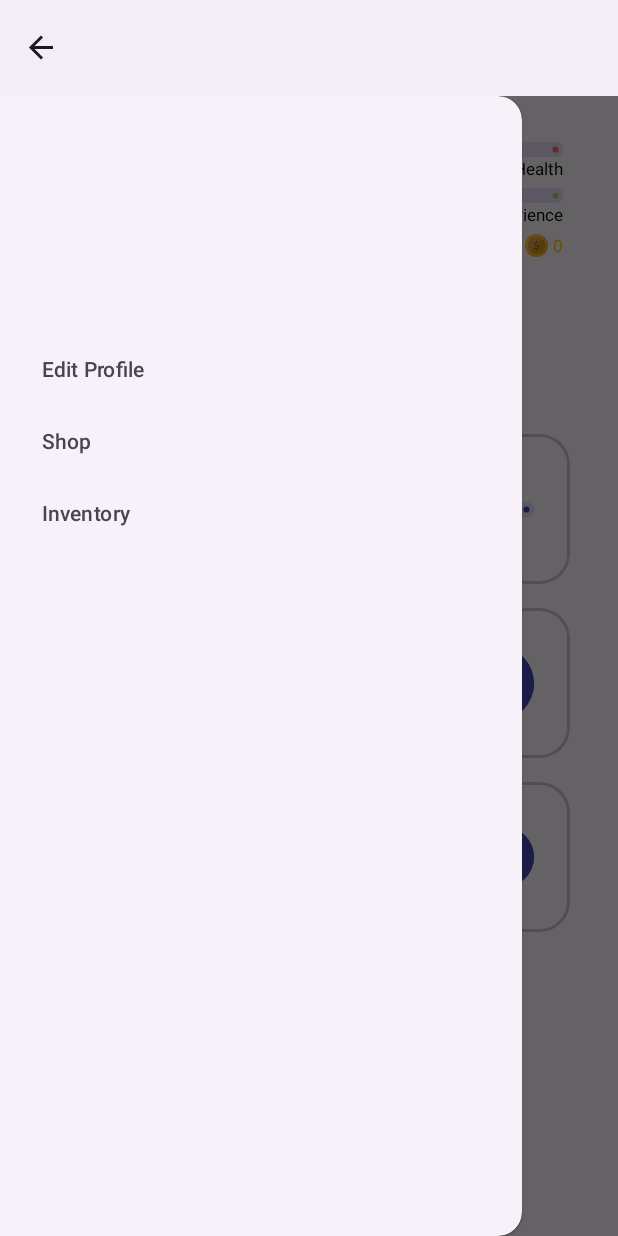
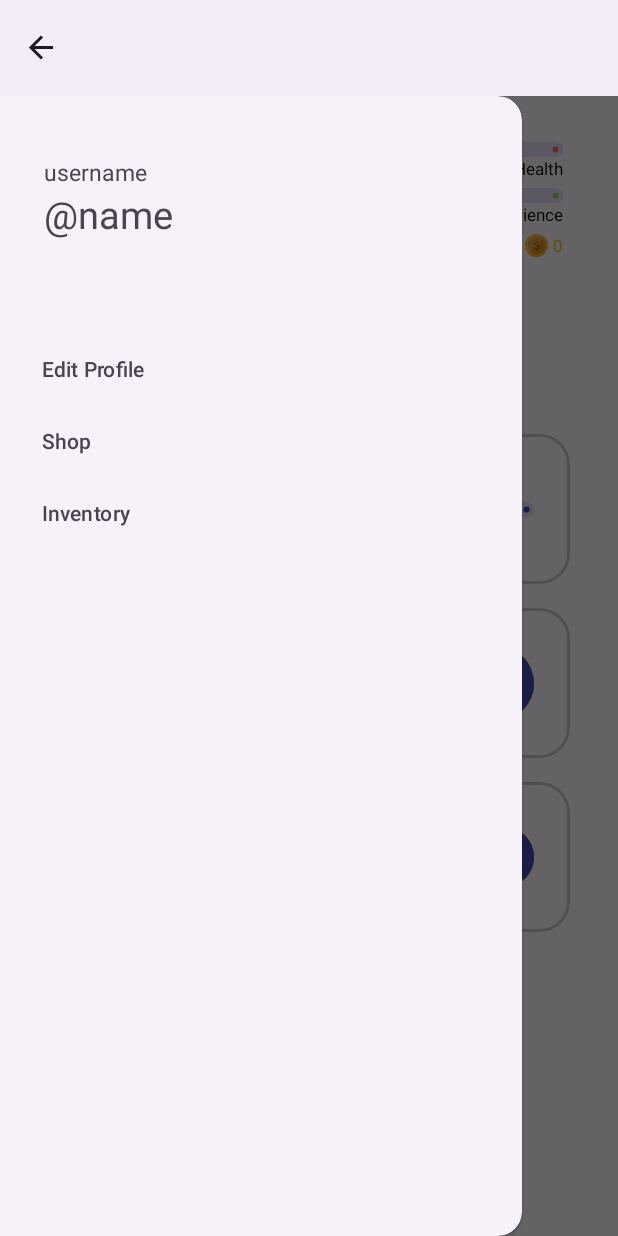
Before and after one commit to anh-tran2106/FitQuest, an Android app: the MainActivity screen opened directly, with no data from a screen before it, with the side drawer open, on a phone screen of 412 x 824 dp. Run offline under Robolectric (Android 15) with nearby library versions, the phone set to English and light mode, and no system bars; our stand-ins replace Firebase (no records; nobody signed in at launch, a user with empty details on screens opened directly); 2 statements that could not run were skipped.

Commit message:
update km and cal in stepScreen, add username in navigation header

```diff
--- a/app/src/main/res/layout/nav_header.xml
+++ b/app/src/main/res/layout/nav_header.xml
@@ -1,4 +1,41 @@
 <?xml version="1.0" encoding="utf-8"?>
 <androidx.constraintlayout.widget.ConstraintLayout xmlns:android="http://schemas.android.com/apk/res/android"
+    xmlns:app="http://schemas.android.com/apk/res-auto"
     android:layout_width="match_parent"
-    android:layout_height="150dp"/>
+    android:layout_height="150dp">
+
+    <TextView
+        android:id="@+id/textView2"
+        android:layout_width="wrap_content"
+        android:layout_height="wrap_content"
+        android:layout_marginStart="29dp"
+        android:layout_marginTop="40dp"
+        android:text="username"
+        android:textSize="15sp"
+        app:layout_constraintStart_toStartOf="parent"
+        app:layout_constraintTop_toTopOf="parent" />
+
+    <LinearLayout
+        android:layout_width="wrap_content"
+        android:layout_height="wrap_content"
+        android:layout_marginStart="29dp"
+        app:layout_constraintStart_toStartOf="parent"
+        app:layout_constraintTop_toBottomOf="@+id/textView2">
+
+        <TextView
+            android:layout_width="wrap_content"
+            android:layout_height="wrap_content"
+            android:text="\@"
+            android:textSize="25sp"/>
+
+        <TextView
+            android:layout_width="wrap_content"
+            android:layout_height="wrap_content"
+            android:text="name"
+            android:textSize="25sp"/>
+
+
+
+    </LinearLayout>
+
+</androidx.constraintlayout.widget.ConstraintLayout>
```
Also changed, not shown: app/src/main/java/ca/unb/mobiledev/fitquest/StepCounterActivity.kt (+43 -7 lines), app/src/main/res/layout/activity_step_counter.xml (+4 -3 lines).
